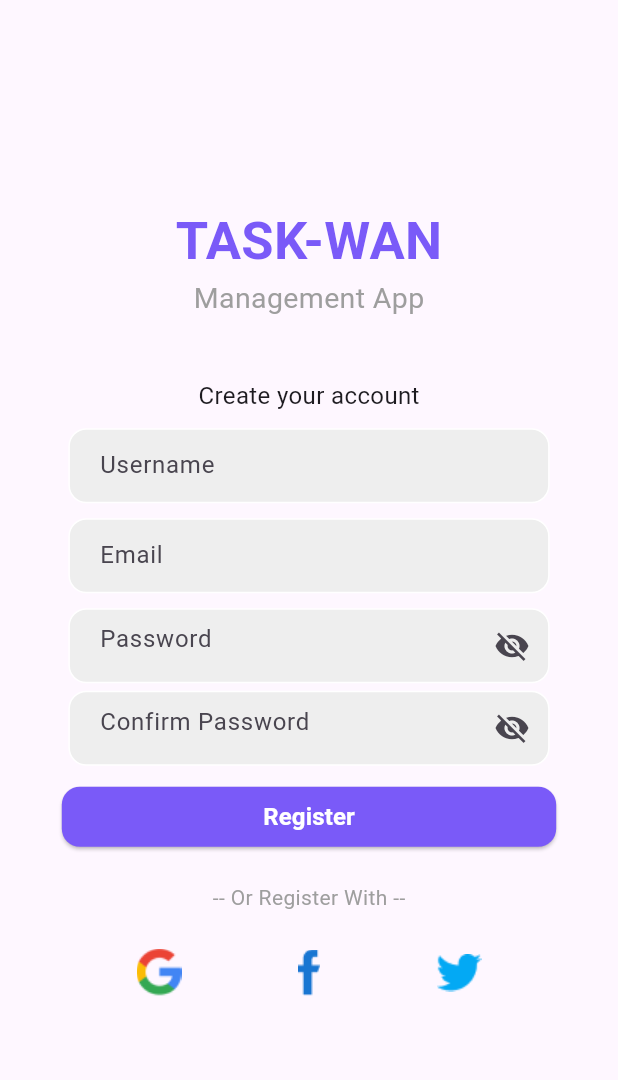
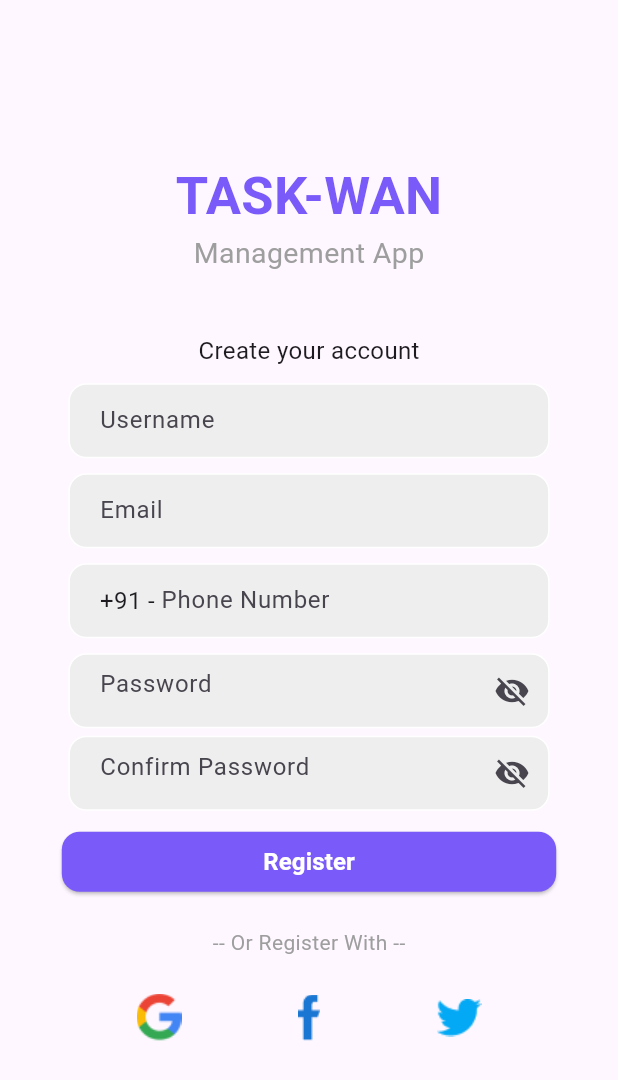
Before and after one commit to ritz-17/Task-mvp, a Flutter app: the SignupPage screen opened by its route, on a phone screen of 412 x 824 dp. Shown: the top 1080 px of the screen. Run offline on Flutter 3.47's test engine with Material 3 defaults, Android fonts, the phone set to English and light mode, and no system bars; our stand-ins replace circular_countdown_timer, country_picker, hive, hive_flutter, image_picker, pinput; accounts and stored records are empty; network calls fail.

Commit message:
Updated phone number field in SignUp Page

```diff
--- a/lib/screens/signup_screen.dart
+++ b/lib/screens/signup_screen.dart
@@ -1,6 +1,7 @@
 import 'package:flutter/material.dart';
 import '../utils/login_text_field.dart';
 import '../utils/password_text_field.dart';
+import '../utils/phone_number_field.dart';
 import 'dashboard_screen.dart';
 
 class SignupPage extends StatefulWidget {
@@ -14,6 +15,7 @@ class _SignupPageState extends State<SignupPage> {
   final _formKey = GlobalKey<FormState>();
   final emailController = TextEditingController();
   final passwordController = TextEditingController();
+  final phoneController = TextEditingController();
 
   @override
   Widget build(BuildContext context) {
@@ -65,7 +67,7 @@ class _SignupPageState extends State<SignupPage> {
                 ),
                 SizedBox(height: 10),
 
-                //-------------------- Login Field -----------------------------
+                //-------------------- Email Field -----------------------------
                 SizedBox(
                   width: MediaQuery.of(context).size.width * 0.9,
                   child: LoginTextField(
@@ -76,6 +78,23 @@ class _SignupPageState extends State<SignupPage> {
                         return 'Please enter your email';
                       }
                       // Add more email validation logic here
+                      return null;
+                    },
+                  ),
+                ),
+                SizedBox(height: 10),
+
+                SizedBox(
+                  width: MediaQuery.of(context).size.width * 0.9,
+                  child: PhoneNumberField(
+                    controller: phoneController,
+                    hintText: 'Phone Number',
+                    validator: (value) {
+                      if (value == null || value.isEmpty) {
+                        return 'Please enter your phone number';
+                      } else if (value.length != 10) {
+                        return 'Phone number must be 10 digits';
+                      }
                       return null;
                     },
                   ),
--- a/lib/utils/login_text_field.dart
+++ b/lib/utils/login_text_field.dart
@@ -6,11 +6,11 @@ class LoginTextField extends StatelessWidget {
   final String? Function(String?)? validator;
 
   const LoginTextField({
-    Key? key,
+    super.key,
     required this.controller,
     required this.hintText,
     this.validator,
-  }) : super(key: key);
+  });
 
   @override
   Widget build(BuildContext context) {
--- /dev/null
+++ b/lib/utils/phone_number_field.dart
@@ -0,0 +1,56 @@
+import 'package:flutter/material.dart';
+
+class PhoneNumberField extends StatelessWidget {
+  final TextEditingController controller;
+  final String hintText;
+  final String? Function(String?)? validator;
+
+  const PhoneNumberField({
+    super.key,
+    required this.controller,
+    required this.hintText,
+    this.validator,
+  });
+
+  @override
+  Widget build(BuildContext context) {
+    return Padding(
+      padding: const EdgeInsets.symmetric(horizontal: 25.0),
+      child: Container(
+        decoration: BoxDecoration(
+          color: Colors.grey[200],
+          border: Border.all(color: Colors.white),
+          borderRadius: BorderRadius.circular(12),
+        ),
+        child: Padding(
+          padding: const EdgeInsets.only(left: 20.0),
+          child: Row(
+            children: [
+              const Text(
+                "+91 - ",
+                style: TextStyle(fontSize: 16.0),
+              ),
+              Expanded(
+                child: TextFormField(
+                  controller: controller,
+                  validator: (value) {
+                    if (value == null || value.isEmpty) {
+                      return 'Please enter your phone number';
+                    } else if (value.length != 10) {
+                      return 'Phone number must be 10 digits';
+                    }
+                    return null;
+                  },
+                  decoration: InputDecoration(
+                    border: InputBorder.none,
+                    hintText: hintText,
+                  ),
+                ),
+              ),
+            ],
+          ),
+        ),
+      ),
+    );
+  }
+}
```
Also changed, not shown: pubspec.yaml (+4 -3 lines), pubspec.lock, 1 other file.
